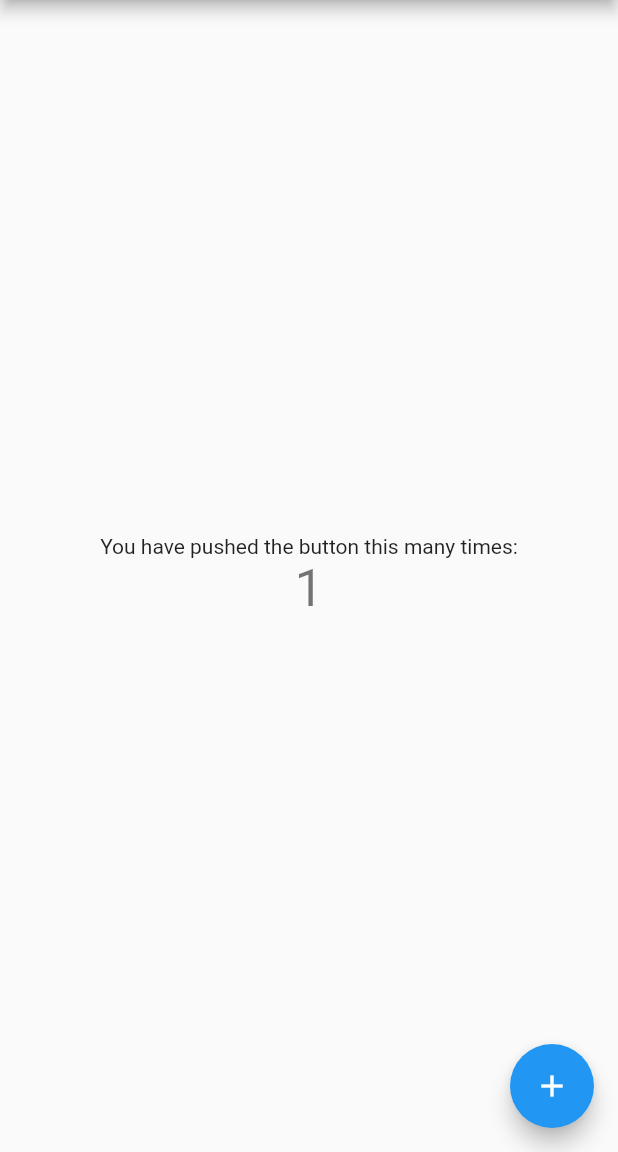
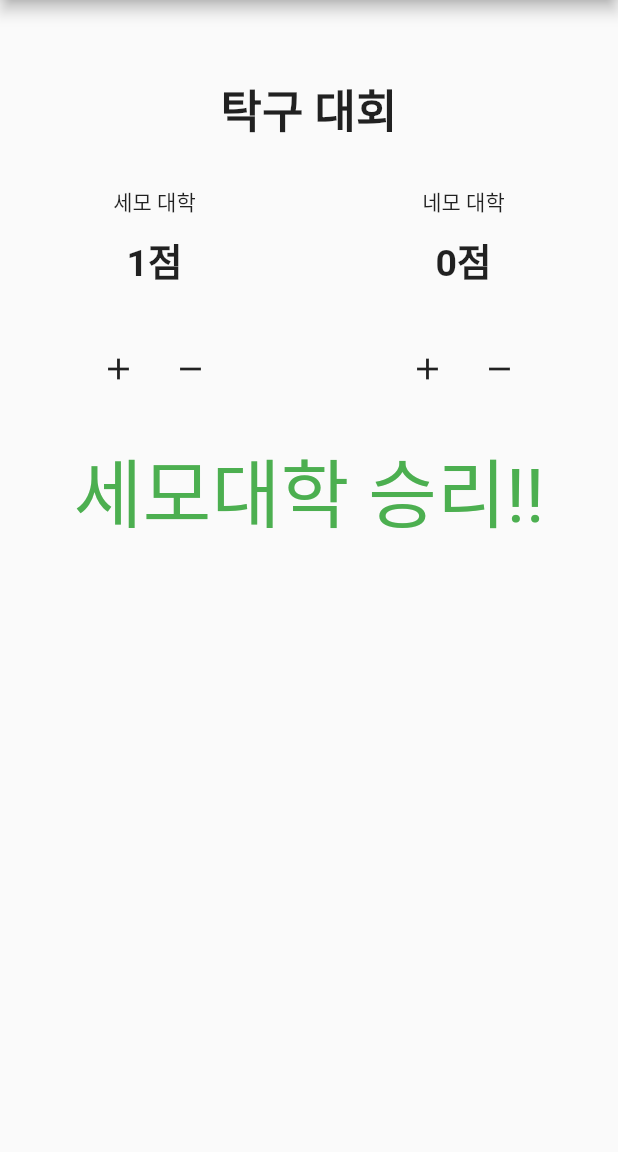
Before and after one commit to Bepo0328/number_counter, a Flutter app: the screen it shows after launch, after a tap on the "add" icon, on a phone screen of 412 x 824 dp, the part 84-1236 px from its top. Run offline on Flutter 3.47's test engine with Material 2 defaults, Android fonts, the phone set to English and light mode, and no system bars.

Commit message:
NumberCounter: Add Simple UI & Function

```diff
--- a/lib/main.dart
+++ b/lib/main.dart
@@ -7,21 +7,11 @@ void main() {
 class MyApp extends StatelessWidget {
   const MyApp({Key? key}) : super(key: key);
 
-  // This widget is the root of your application.
   @override
   Widget build(BuildContext context) {
     return MaterialApp(
       title: 'Flutter Demo',
       theme: ThemeData(
-        // This is the theme of your application.
-        //
-        // Try running your application with "flutter run". You'll see the
-        // application has a blue toolbar. Then, without quitting the app, try
-        // changing the primarySwatch below to Colors.green and then invoke
-        // "hot reload" (press "r" in the console where you ran "flutter run",
-        // or simply save your changes to "hot reload" in a Flutter IDE).
-        // Notice that the counter didn't reset back to zero; the application
-        // is not restarted.
         primarySwatch: Colors.blue,
       ),
       home: const MyHomePage(title: 'Flutter Demo Home Page'),
@@ -31,16 +21,6 @@ class MyApp extends StatelessWidget {
 
 class MyHomePage extends StatefulWidget {
   const MyHomePage({Key? key, required this.title}) : super(key: key);
-
-  // This widget is the home page of your application. It is stateful, meaning
-  // that it has a State object (defined below) that contains fields that affect
-  // how it looks.
-
-  // This class is the configuration for the state. It holds the values (in this
-  // case the title) provided by the parent (in this case the App widget) and
-  // used by the build method of the State. Fields in a Widget subclass are
-  // always marked "final".
-
   final String title;
 
   @override
@@ -48,68 +28,120 @@ class MyHomePage extends StatefulWidget {
 }
 
 class _MyHomePageState extends State<MyHomePage> {
-  int _counter = 0;
-
-  void _incrementCounter() {
-    setState(() {
-      // This call to setState tells the Flutter framework that something has
-      // changed in this State, which causes it to rerun the build method below
-      // so that the display can reflect the updated values. If we changed
-      // _counter without calling setState(), then the build method would not be
-      // called again, and so nothing would appear to happen.
-      _counter++;
-    });
-  }
+  int _count1 = 0;
+  int _count2 = 0;
+  String vicTeam = "";
 
   @override
   Widget build(BuildContext context) {
-    // This method is rerun every time setState is called, for instance as done
-    // by the _incrementCounter method above.
-    //
-    // The Flutter framework has been optimized to make rerunning build methods
-    // fast, so that you can just rebuild anything that needs updating rather
-    // than having to individually change instances of widgets.
     return Scaffold(
       appBar: AppBar(
-        // Here we take the value from the MyHomePage object that was created by
-        // the App.build method, and use it to set our appbar title.
         title: Text(widget.title),
       ),
-      body: Center(
-        // Center is a layout widget. It takes a single child and positions it
-        // in the middle of the parent.
-        child: Column(
-          // Column is also a layout widget. It takes a list of children and
-          // arranges them vertically. By default, it sizes itself to fit its
-          // children horizontally, and tries to be as tall as its parent.
-          //
-          // Invoke "debug painting" (press "p" in the console, choose the
-          // "Toggle Debug Paint" action from the Flutter Inspector in Android
-          // Studio, or the "Toggle Debug Paint" command in Visual Studio Code)
-          // to see the wireframe for each widget.
-          //
-          // Column has various properties to control how it sizes itself and
-          // how it positions its children. Here we use mainAxisAlignment to
-          // center the children vertically; the main axis here is the vertical
-          // axis because Columns are vertical (the cross axis would be
-          // horizontal).
-          mainAxisAlignment: MainAxisAlignment.center,
-          children: <Widget>[
-            const Text(
-              'You have pushed the button this many times:',
+      body: Column(
+        children: [
+          const SizedBox(height: 50.0),
+          const Text(
+            '탁구 대회',
+            style: TextStyle(
+              fontSize: 30.0,
+              fontWeight: FontWeight.bold,
             ),
-            Text(
-              '$_counter',
-              style: Theme.of(context).textTheme.headline4,
+          ),
+          const SizedBox(height: 30.0),
+          Row(
+            mainAxisAlignment: MainAxisAlignment.spaceAround,
+            children: const [
+              Text('세모 대학'),
+              Text('네모 대학'),
+            ],
+          ),
+          const SizedBox(height: 10.0),
+          Row(
+            mainAxisAlignment: MainAxisAlignment.spaceAround,
+            children: [
+              Text(
+                '$_count1점',
+                style: const TextStyle(
+                  fontSize: 25.0,
+                  fontWeight: FontWeight.bold,
+                ),
+              ),
+              Text(
+                '$_count2점',
+                style: const TextStyle(
+                  fontSize: 25.0,
+                  fontWeight: FontWeight.bold,
+                ),
+              ),
+            ],
+          ),
+          const SizedBox(height: 30.0),
+          Row(
+            mainAxisAlignment: MainAxisAlignment.spaceAround,
+            children: [
+              Row(
+                children: [
+                  IconButton(
+                    onPressed: () {
+                      setState(() {
+                        _count1 += 1;
+                        if (_count1 > _count2) {
+                          vicTeam = "세모대학 승리!!";
+                        } else {
+                          vicTeam = "네모대학 승리!!";
+                        }
+                      });
+                    },
+                    icon: const Icon(Icons.add),
+                  ),
+                  IconButton(
+                    onPressed: () {
+                      setState(() {
+                        _count1 -= 1;
+                      });
+                    },
+                    icon: const Icon(Icons.remove),
+                  ),
+                ],
+              ),
+              Row(
+                children: [
+                  IconButton(
+                    onPressed: () {
+                      setState(() {
+                        _count2 += 1;
+                        if (_count1 > _count2) {
+                          vicTeam = "세모대학 승리!!";
+                        } else {
+                          vicTeam = "네모대학 승리!!";
+                        }
+                      });
+                    },
+                    icon: const Icon(Icons.add),
+                  ),
+                  IconButton(
+                    onPressed: () {
+                      setState(() {
+                        _count2 -= 1;
+                      });
+                    },
+                    icon: const Icon(Icons.remove),
+                  ),
+                ],
+              ),
+            ],
+          ),
+          const SizedBox(height: 20.0),
+          Text(
+            vicTeam,
+            style: const TextStyle(
+              fontSize: 50.0,
+              color: Colors.green,
             ),
-          ],
-        ),
+          ),
+        ],
       ),
-      floatingActionButton: FloatingActionButton(
-        onPressed: _incrementCounter,
-        tooltip: 'Increment',
-        child: const Icon(Icons.add),
-      ), // This trailing comma makes auto-formatting nicer for build methods.
     );
   }
 }
```
Also changed, not shown: 2 other files.
